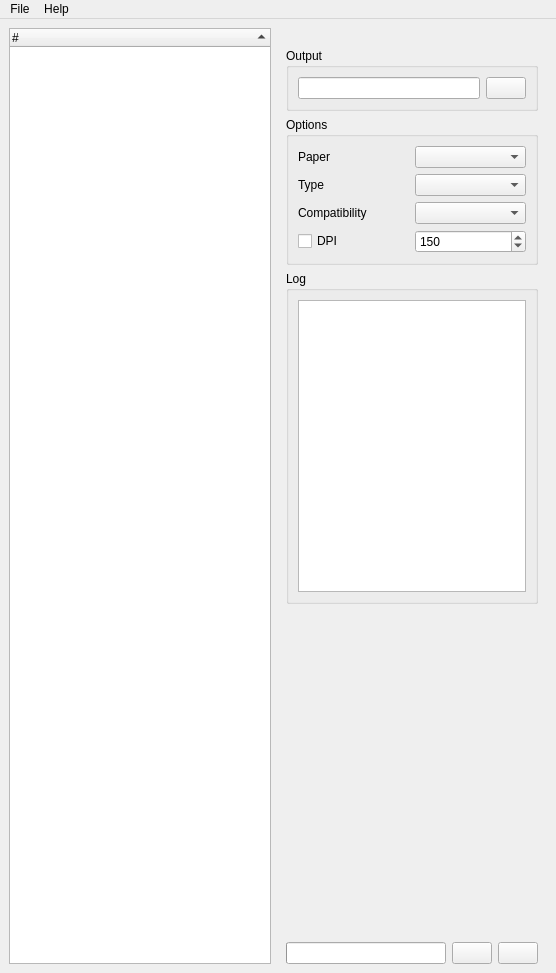
Above: fusepdf.ui from nettstudio/fusepdf before the change. Below: the same form after it.
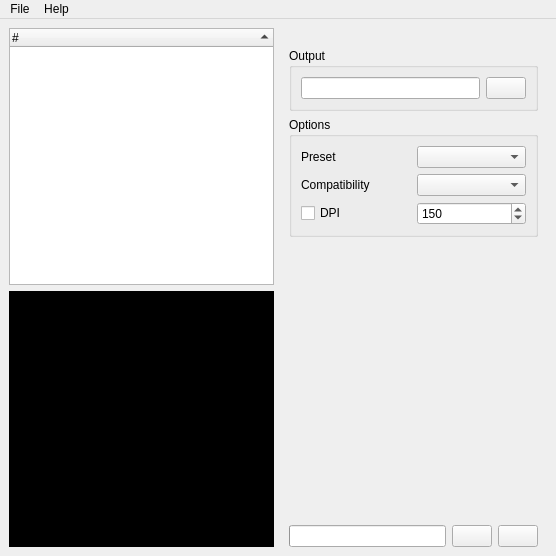
That is the form after the change. Icons and pictures are not drawn. Custom widgets are drawn as their Qt base class.

Commit message: ui/ux changes, also removed paper option

What changed in the file:
```diff
--- a/fusepdf.ui
+++ b/fusepdf.ui
@@ -7,7 +7,7 @@
     <x>0</x>
     <y>0</y>
     <width>556</width>
-    <height>973</height>
+    <height>556</height>
    </rect>
   </property>
   <property name="acceptDrops">
@@ -26,6 +26,11 @@
    </property>
    <layout class="QHBoxLayout" name="horizontalLayout">
     <item>
+     <layout class="QVBoxLayout" name="verticalLayout_2">
+      <property name="spacing">
+       <number>6</number>
+      </property>
+      <item>
      <widget class="FilesTreeWidget" name="inputs">
       <property name="acceptDrops">
        <bool>true</bool>
@@ -65,6 +70,30 @@
      </widget>
     </item>
     <item>
+       <widget class="QPlainTextEdit" name="cmd">
+        <property name="sizePolicy">
+         <sizepolicy hsizetype="Expanding" vsizetype="Expanding">
+          <horstretch>0</horstretch>
+          <verstretch>0</verstretch>
+         </sizepolicy>
+        </property>
+        <property name="maximumSize">
+         <size>
+          <width>16777215</width>
+          <height>16777215</height>
+         </size>
+        </property>
+        <property name="styleSheet">
+         <string notr="true">QPlainTextEdit {background-color: black; color: white; }</string>
+        </property>
+        <property name="readOnly">
+         <bool>true</bool>
+        </property>
+       </widget>
+      </item>
+     </layout>
+    </item>
+    <item>
      <widget class="QWidget" name="widget" native="true">
       <property name="maximumSize">
        <size>
@@ -147,26 +176,12 @@
           <string>Options</string>
          </property>
          <layout class="QVBoxLayout" name="verticalLayout">
-          <item>
-           <layout class="QHBoxLayout" name="horizontalLayout_4">
-            <item>
-             <widget class="QLabel" name="label">
-              <property name="text">
-               <string>Paper</string>
-              </property>
-             </widget>
-            </item>
-            <item>
-             <widget class="QComboBox" name="paper"/>
-            </item>
-           </layout>
-          </item>
           <item>
            <layout class="QHBoxLayout" name="horizontalLayout_6">
             <item>
              <widget class="QLabel" name="label_3">
               <property name="text">
-               <string>Type</string>
+               <string>Preset</string>
               </property>
              </widget>
             </item>
@@ -216,34 +231,6 @@
          </layout>
         </widget>
        </item>
-       <item>
-        <widget class="QGroupBox" name="logBox">
-         <property name="title">
-          <string>Log</string>
-         </property>
-         <layout class="QVBoxLayout" name="verticalLayout_3">
-          <item>
-           <widget class="QPlainTextEdit" name="cmd">
-            <property name="sizePolicy">
-             <sizepolicy hsizetype="Expanding" vsizetype="Expanding">
-              <horstretch>0</horstretch>
-              <verstretch>0</verstretch>
-             </sizepolicy>
-            </property>
-            <property name="maximumSize">
-             <size>
-              <width>16777215</width>
-              <height>16777215</height>
-             </size>
-            </property>
-            <property name="readOnly">
-             <bool>true</bool>
-            </property>
-           </widget>
-          </item>
-         </layout>
-        </widget>
-       </item>
        <item>
         <spacer name="verticalSpacer">
          <property name="orientation">
@@ -306,8 +293,8 @@
            </property>
            <property name="iconSize">
             <size>
-             <width>24</width>
-             <height>24</height>
+             <width>32</width>
+             <height>32</height>
             </size>
            </property>
           </widget>
```
Left out of the diff: 6 changed lines with no effect on the pictures. Lines whose indentation alone changed are shown as unchanged. The commit also changes 3 other files.
